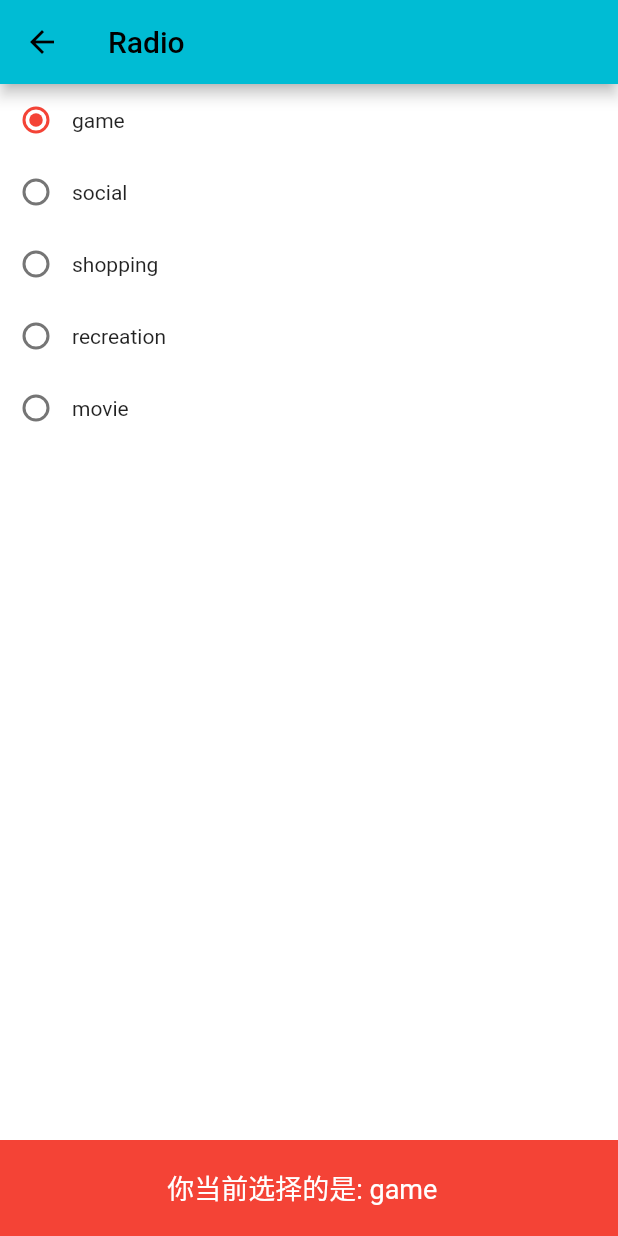
After one commit to zone1026/flutterExample, a Flutter app: the YZRadioWidget screen opened directly, on a phone screen of 412 x 824 dp. The commit adds this screen. Run offline on Flutter 3.47's test engine with Material 2 defaults, Android fonts, the phone set to English and light mode, and no system bars; our stand-ins replace get, transparent_image.

Commit message:
<feature> radio&rangeSlider&showPicker&slider&switch

```diff
--- /dev/null
+++ b/lib/radio.dart
@@ -0,0 +1,115 @@
+// ignore_for_file: avoid_print, unused_field
+
+import 'package:flutter/material.dart';
+
+class YZRadioWidget extends StatefulWidget {
+  const YZRadioWidget({Key? key}) : super(key: key);
+  @override
+  YZRadioWidgetState createState() => YZRadioWidgetState();
+}
+
+class YZRadioWidgetState extends State<YZRadioWidget> {
+  final List<YZRadioModel> _datas = [];
+  late int groupValue;
+
+  @override
+  void initState() {
+    super.initState();
+    // 初始化数据
+    initData();
+
+    groupValue = _datas.first.index;
+  }
+
+  // 初始化数据
+  void initData() {
+    _datas.add(YZRadioModel(1, 'game'));
+    _datas.add(YZRadioModel(2, 'social'));
+    _datas.add(YZRadioModel(3, 'shopping'));
+    _datas.add(YZRadioModel(4, 'recreation'));
+    _datas.add(YZRadioModel(5, 'movie'));
+
+    setState(() {});
+  }
+
+  @override
+  Widget build(BuildContext context) {
+    return Scaffold(
+      backgroundColor: Colors.white,
+      appBar: AppBar(
+        backgroundColor: Colors.cyan,
+        title: const Text("Radio"),
+      ),
+      body: SafeArea(
+        child: ListView.builder(
+          itemCount: _datas.length,
+          itemBuilder: (context, index) {
+            YZRadioModel model = _datas[index];
+            return _radioRow(model);
+          },
+        ),
+      ),
+      bottomSheet: _bottomSheet(),
+    );
+  }
+
+  BottomSheet _bottomSheet() {
+    return BottomSheet(
+        onClosing: () {},
+        builder: (context) {
+          return Container(
+            height: 64.0,
+            color: Colors.red,
+            alignment: Alignment.center,
+            child: Text(
+              _selectedRadio(),
+              style: const TextStyle(fontSize: 18.0, color: Colors.white),
+            ),
+          );
+        });
+  }
+
+  String _selectedRadio() {
+    String str = '';
+    for (YZRadioModel model in _datas) {
+      if (model.index == groupValue) {
+        str = "你当前选择的是: ${model.text}  ";
+        break;
+      }
+    }
+    return str;
+  }
+
+  Row _radioRow(YZRadioModel model) {
+    return Row(
+      children: [
+        _radio(model),
+        Text(
+          model.text,
+        )
+      ],
+    );
+  }
+
+  Radio _radio(YZRadioModel model) {
+    return Radio(
+      // 设置一个标识
+      value: model.index,
+      // 选中的标识
+      groupValue: groupValue,
+      activeColor: Colors.red,
+      onChanged: (value) {
+        print(value);
+        groupValue = model.index;
+        setState(() {});
+      },
+    );
+  }
+}
+
+class YZRadioModel extends Object {
+  int index;
+  String text;
+
+  YZRadioModel(this.index, this.text);
+}
```
Also changed, not shown: lib/rangeSlider.dart (added, +102 -0 lines), lib/routeManager.dart (+18 -0 lines), lib/showPicker.dart (added, +162 -0 lines), lib/slider.dart (added, +138 -0 lines), lib/switch.dart (added, +72 -0 lines).
